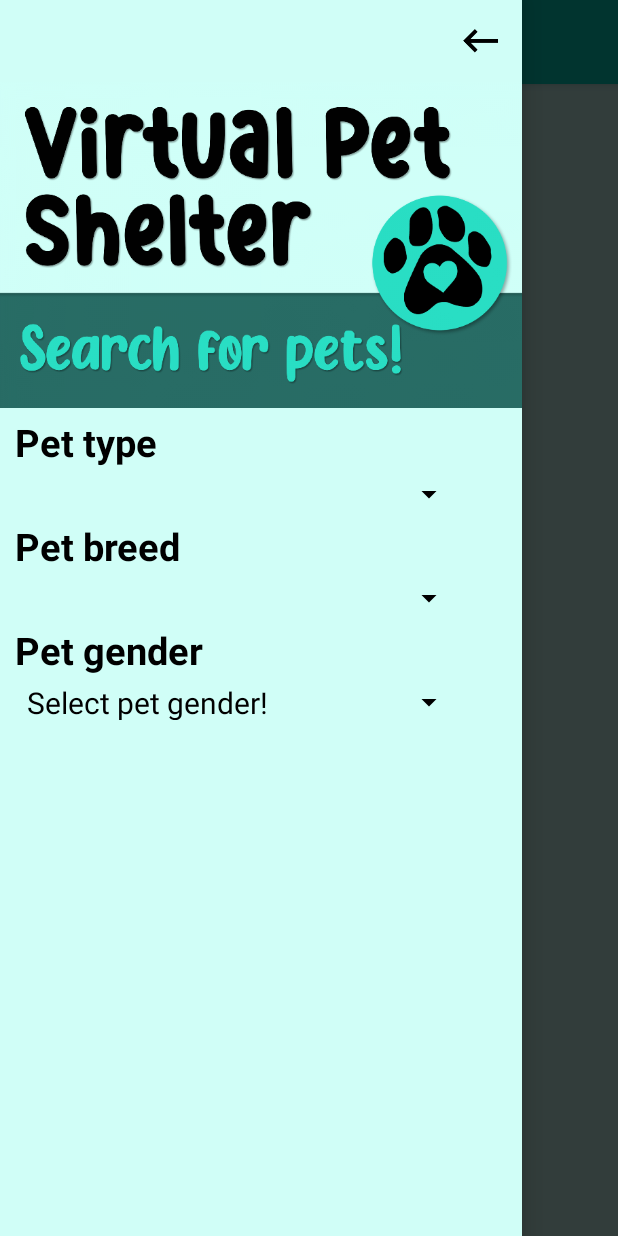
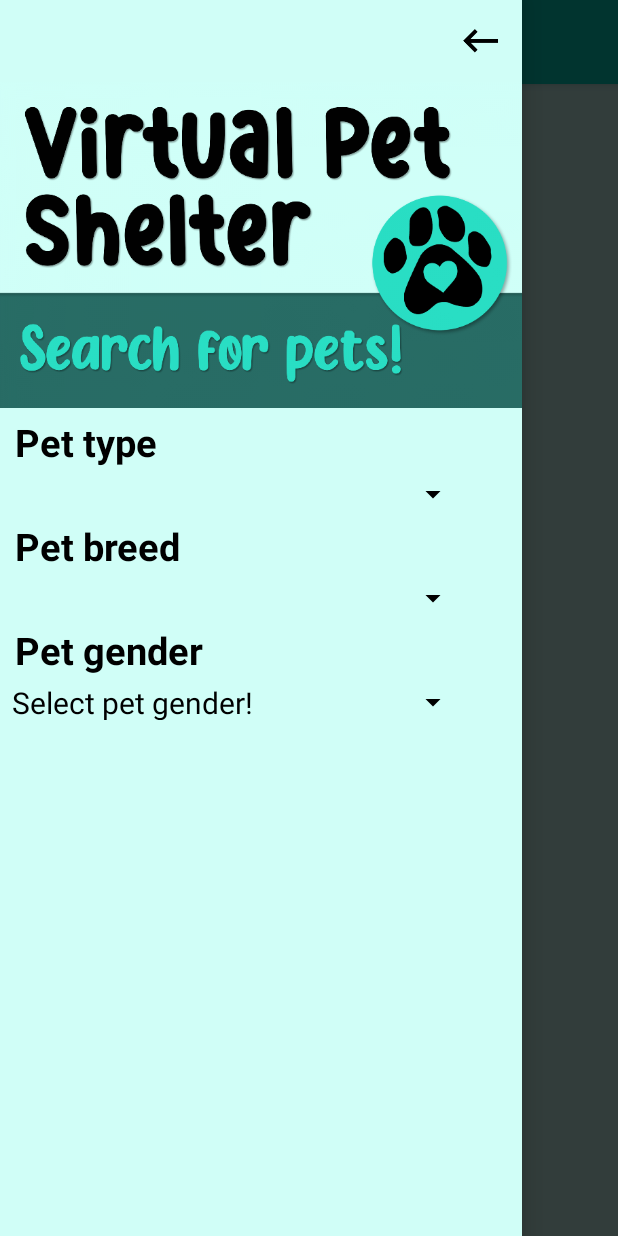
Before and after one commit to lyaflora/VirtualPetShelter, an Android app: the screen it shows after launch (MainActivity), with the side drawer open, on a phone screen of 412 x 824 dp. Run offline under Robolectric (Android 15) with nearby library versions, the phone set to English and light mode, and no system bars; our stand-ins replace Dagger/Hilt's generated code, Room's generated code; network calls fail; pictures from the network do not load.

Commit message:
Fix spinner width

```diff
--- a/app/src/main/res/layout/activity_main.xml
+++ b/app/src/main/res/layout/activity_main.xml
@@ -46,10 +46,12 @@
 
         <Spinner
             android:id="@+id/spPetType"
-            android:layout_width="300dp"
+            android:layout_width="match_parent"
             android:layout_height="wrap_content"
             app:layout_constraintStart_toStartOf="@id/tvPetType"
             app:layout_constraintTop_toBottomOf="@id/tvPetType"
+            app:layout_constraintEnd_toEndOf="parent"
+            android:layout_marginEnd="35dp"
             android:layout_marginTop="5dp"
             android:backgroundTint="?subtitleTextColor"/>
 
@@ -67,10 +69,12 @@
 
         <Spinner
             android:id="@+id/spPetBreed"
-            android:layout_width="300dp"
+            android:layout_width="match_parent"
             android:layout_height="wrap_content"
             app:layout_constraintStart_toStartOf="@id/tvPetBreed"
             app:layout_constraintTop_toBottomOf="@id/tvPetBreed"
+            app:layout_constraintEnd_toEndOf="parent"
+            android:layout_marginEnd="35dp"
             android:layout_marginTop="5dp"
             android:backgroundTint="?subtitleTextColor"/>
 
@@ -88,10 +92,12 @@
 
         <Spinner
             android:id="@+id/spPetGender"
-            android:layout_width="300dp"
+            android:layout_width="match_parent"
             android:layout_height="wrap_content"
             app:layout_constraintStart_toStartOf="@id/tvPetGender"
             app:layout_constraintTop_toBottomOf="@id/tvPetGender"
+            app:layout_constraintEnd_toEndOf="parent"
+            android:layout_marginEnd="35dp"
             android:layout_marginTop="5dp"
             android:backgroundTint="?subtitleTextColor"/>
 
```
